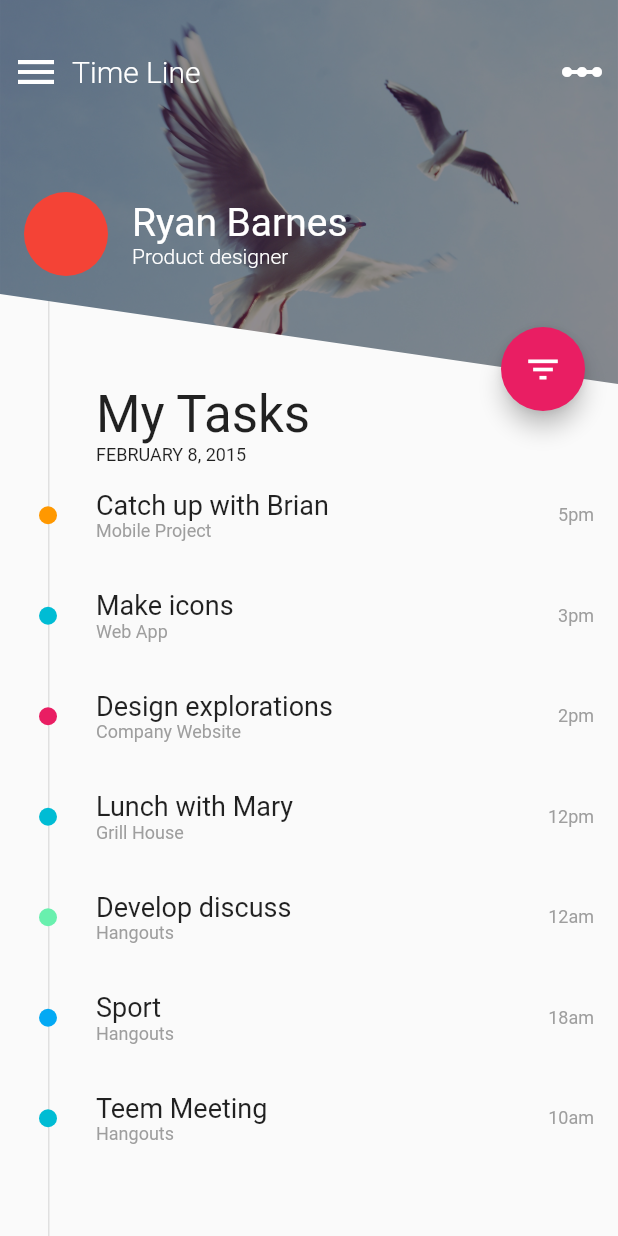
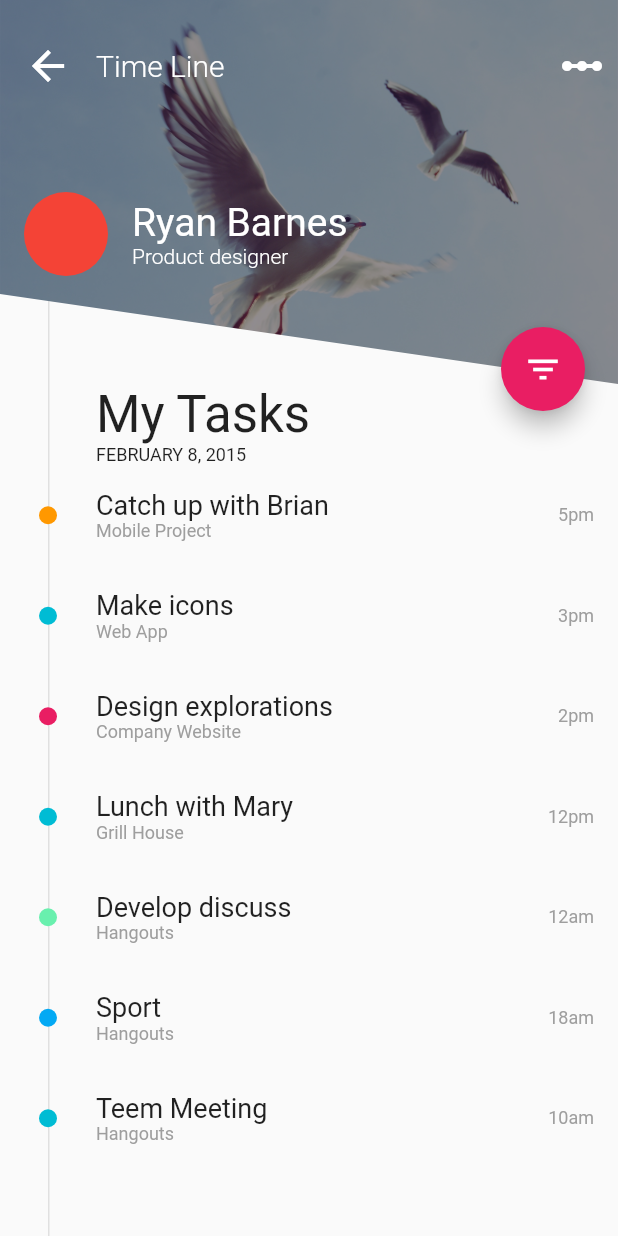
Before and after one commit to HeathWang/flutterStudy, a Flutter app: the FilterMainPage screen opened by its route, on a phone screen of 412 x 824 dp. Run offline on Flutter 3.47's test engine with Material 2 defaults, Android fonts, the phone set to English and light mode, and no system bars; our stand-ins replace cached_network_image, shared_preferences, transparent_image; accounts and stored records are empty.

Commit message:
add back action

```diff
--- a/project/advance_demo/lib/filter_menu.dart
+++ b/project/advance_demo/lib/filter_menu.dart
@@ -26,7 +26,7 @@ class _FilterMainPageState extends State<FilterMainPage> {
         children: <Widget>[
           _buildTimeline(),
           _buildImage(),
-          _buildTopHeader(),
+          _buildTopHeader(context),
           _buildProfileRow(),
           _buildBottomPart(),
           _buildFab(),
@@ -55,12 +55,14 @@ class _FilterMainPageState extends State<FilterMainPage> {
       ),);
   }
 
-  Widget _buildTopHeader() {
+  Widget _buildTopHeader(BuildContext context) {
     return Padding(
-      padding: EdgeInsets.symmetric(horizontal: 8.0, vertical: 32.0),
+      padding: EdgeInsets.symmetric(horizontal: 8.0, vertical: 20.0),
       child: Row(
         children: <Widget>[
-          Icon(Icons.menu, size: 32.0, color: Colors.white,),
+          IconButton(icon: Icon(Icons.arrow_back, size: 32.0, color: Colors.white,), onPressed: () {
+            Navigator.of(context).pop();
+          }),
           Expanded(
             child: Padding(
                 padding: EdgeInsets.only(left: 8.0),
```
